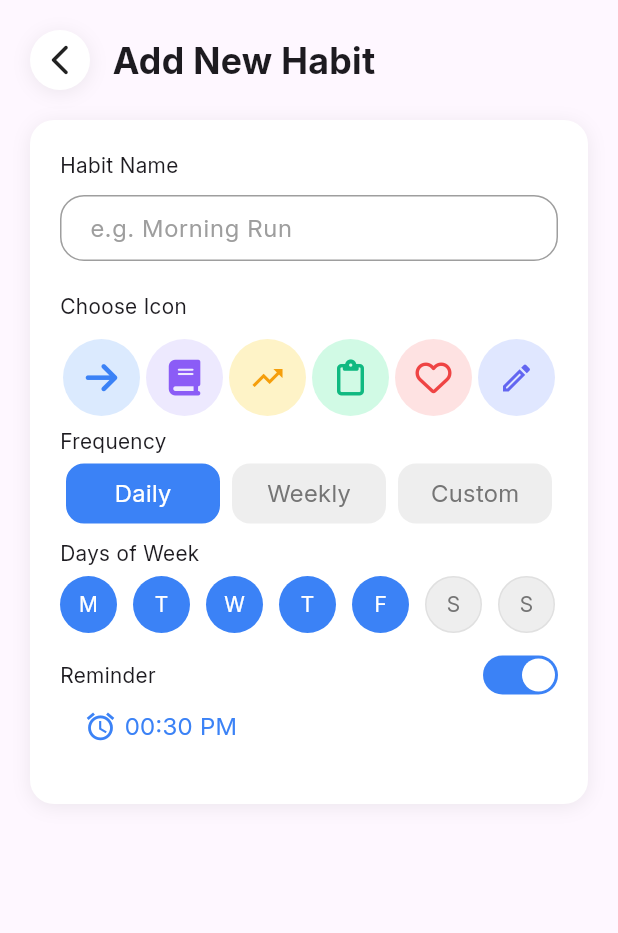
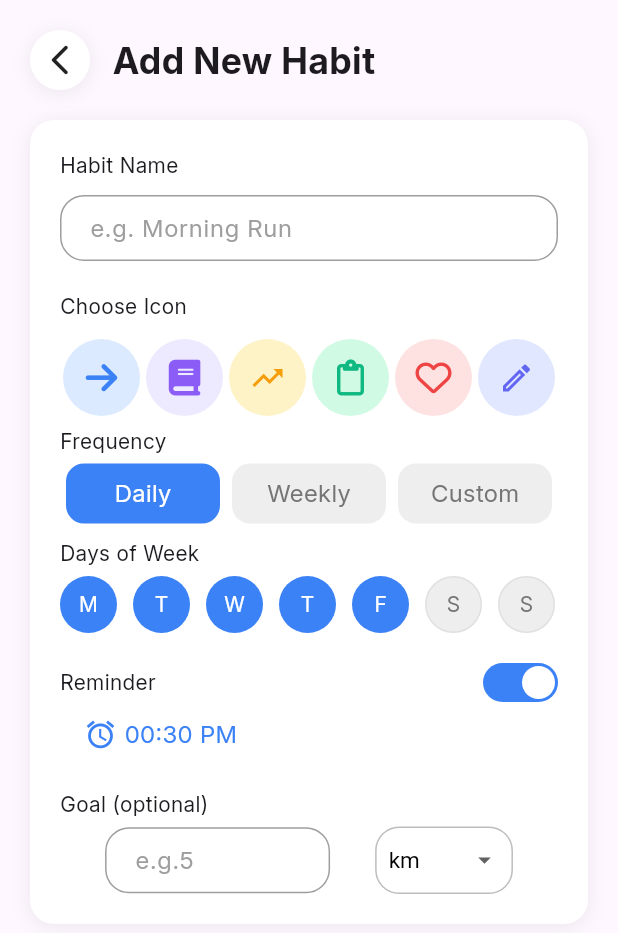
Before and after one commit to x00Adham/Habitly-App, a Flutter app: the screen it shows after launch, on a phone screen of 412 x 824 dp. Shown: the top 933 px of the screen. Run offline on Flutter 3.47's test engine with Material 3 defaults, Android fonts, the phone set to English and light mode, and no system bars; drawn by our look-alikes of flutter_switch; our stand-ins replace font_awesome_flutter; missing offline and left inert: day_night_time_picker.

Commit message:
enhance the code

```diff
--- a/lib/screens/add_habit_page.dart
+++ b/lib/screens/add_habit_page.dart
@@ -5,6 +5,7 @@ import 'package:habitly/widgets/frequency_widget.dart';
 import 'package:habitly/widgets/icons_grid.dart';
 import 'package:habitly/widgets/my_container.dart';
 import 'package:habitly/widgets/my_text_field.dart';
+import 'package:habitly/widgets/goal_widget.dart';
 import 'package:habitly/widgets/new_habit_bar.dart';
 import 'package:habitly/widgets/reminder_widget.dart';
 
@@ -51,6 +52,7 @@ class _AddHabitPageState extends State<AddHabitPage> {
                   FrequencyWidget(),
                   DaysOfWeekWidget(),
                   ReminderWidget(),
+                  GoalWidget(),
                 ],
               ),
             ],
--- a/lib/widgets/reminder_widget.dart
+++ b/lib/widgets/reminder_widget.dart
@@ -23,7 +23,7 @@ class _ReminderWidgetState extends State<ReminderWidget> {
   @override
   Widget build(BuildContext context) {
     return Padding(
-      padding: const EdgeInsets.symmetric(vertical: 15),
+      padding: const EdgeInsets.symmetric(vertical: 20),
       child: Column(
         children: [
           Row(
```
